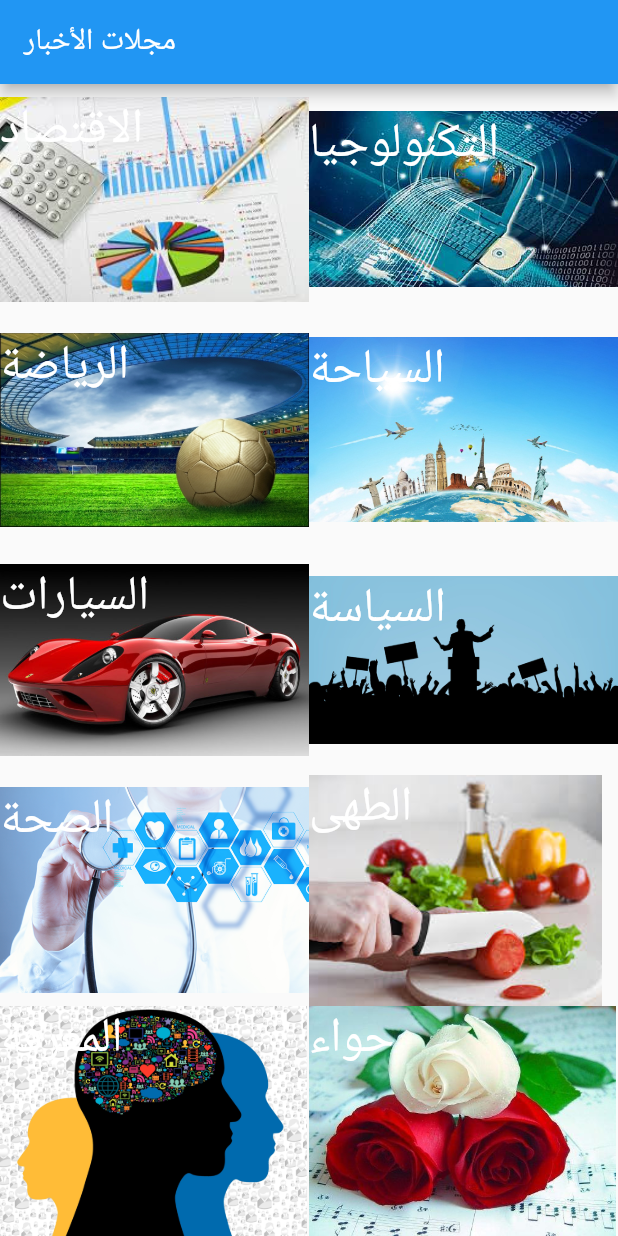
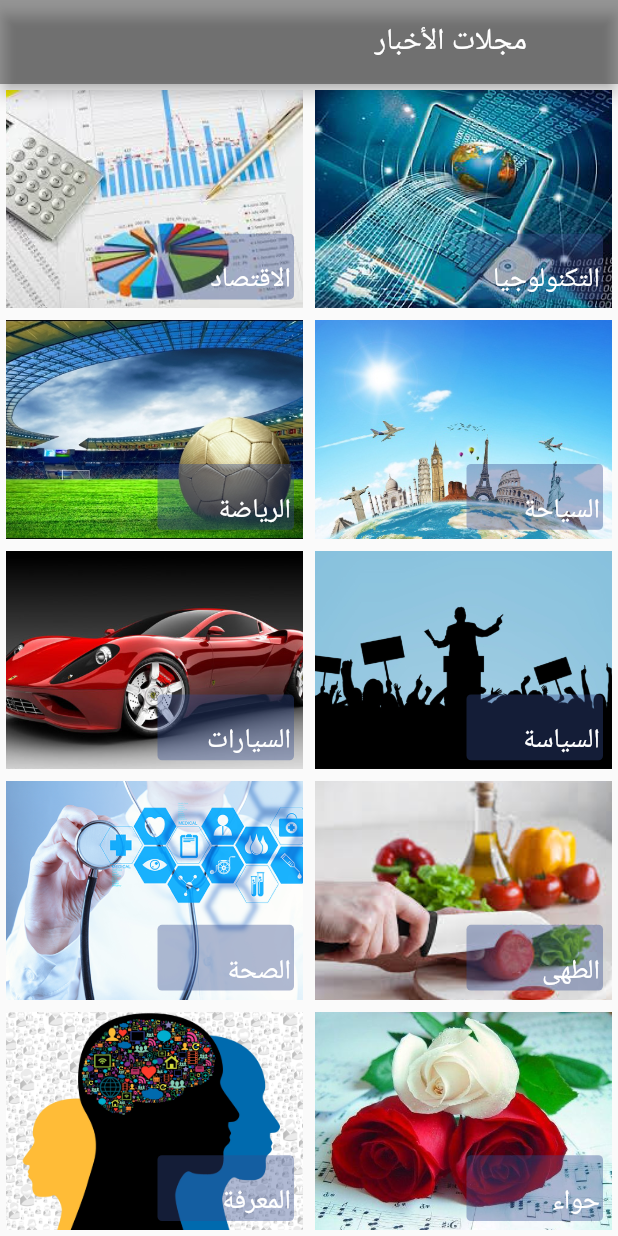
Before and after one commit to thoraya-atef/task_1, a Flutter app: the screen it shows after launch, on a phone screen of 412 x 824 dp. Run offline on Flutter 3.47's test engine with Material 2 defaults, Android fonts, the phone set to English and light mode, and no system bars.

Commit message:
add padding

```diff
--- a/lib/HomeGridItem.dart
+++ b/lib/HomeGridItem.dart
@@ -1,3 +1,4 @@
+import 'package:flutter/cupertino.dart';
 import 'package:flutter/material.dart';
 
 class HomeGridItem extends StatelessWidget {
@@ -9,12 +10,32 @@ class HomeGridItem extends StatelessWidget {
   Widget build(BuildContext context) {
     return Expanded(
       child: Stack(
-        children: [
-          Image.asset(category.imagePath),
-          Text(category.title,textAlign: TextAlign.end,style: TextStyle(
-            fontSize: 32,
-            color: Colors.white,
-          ))
+        children: [Padding(
+            padding: EdgeInsets.all(4.0),
+            child:Image.asset(category.imagePath,height: 150,width:MediaQuery.of(context).size.width,fit:BoxFit.cover),
+        ),
+    Padding(
+        padding:const EdgeInsets.all(5.0),
+        child:Container(
+             decoration: BoxDecoration(
+               color: Color.fromARGB(99, 51, 75, 141),
+               borderRadius: BorderRadius.all(Radius.circular(3.0))
+             ),
+
+          margin: EdgeInsets.fromLTRB(100, (0.23*MediaQuery.of(context).size.width), 5, 5),
+          padding: EdgeInsets.fromLTRB(0, 0, 2, 0),
+          alignment: Alignment.bottomRight,
+        child:Text(
+        category.title,
+        style: TextStyle(
+        fontSize: 18,
+        color: Colors.white,
+        ),
+        textAlign: TextAlign.center,
+
+        ),
+    ),
+    )
         ],
       ),
     );
--- a/lib/HomeWidget.dart
+++ b/lib/HomeWidget.dart
@@ -9,8 +9,8 @@ class HomeWidget extends StatelessWidget {
 
     return Scaffold(
       appBar: AppBar(
-        title: Text('مجلات الأخبار'),
-      ),
+          title: Text('مجلات الأخبار                                               ',textAlign: TextAlign.right,),
+          backgroundColor:Colors.black38),
       body:Column(
         mainAxisAlignment: MainAxisAlignment.center,
         crossAxisAlignment: CrossAxisAlignment.stretch,
```
